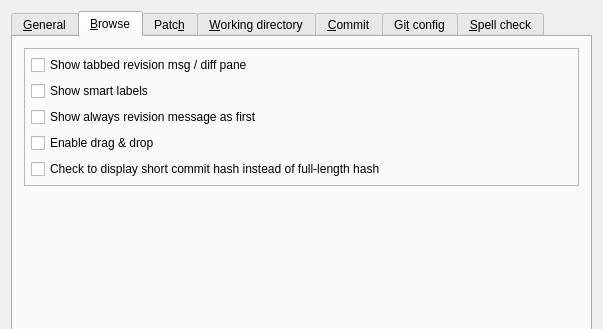
Above: src/settings.ui from hkarel/qgit before the change; both pictures show x 0 to 603 and y 0 to 329 of the 603 by 494 pixel window. Below: the same form after it.
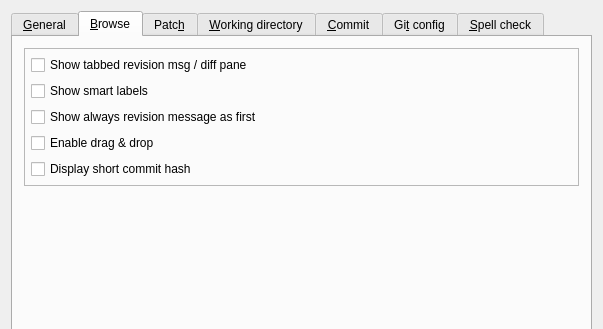
That is the form after the change. Icons and pictures are not drawn.

Commit message: Refactoring: checkbox name correction

What changed in the file:
```diff
--- a/src/settings.ui
+++ b/src/settings.ui
@@ -431,7 +431,7 @@
           <item>
            <widget class="QCheckBox" name="chkBoxShowShortRef">
             <property name="text">
-             <string>Check to display short commit hash instead of full-length hash</string>
+             <string>Display short commit hash</string>
             </property>
            </widget>
           </item>
```
Left out of the diff: 5 changed lines with no effect on the pictures. The commit also changes 3 other files.
